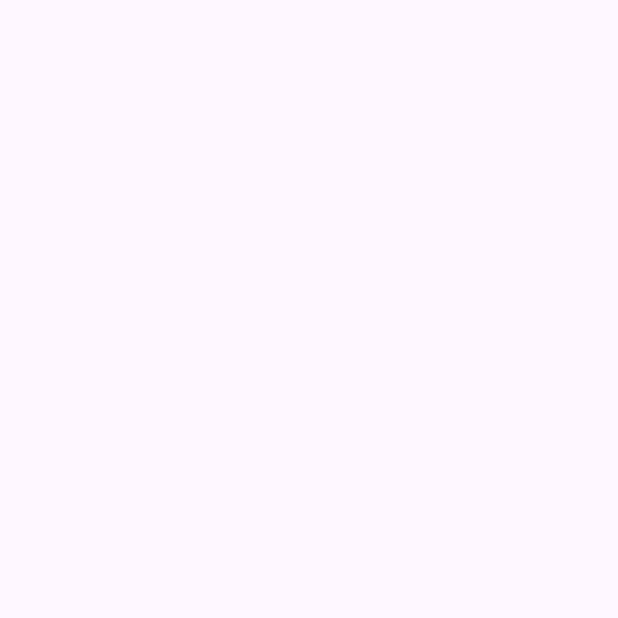
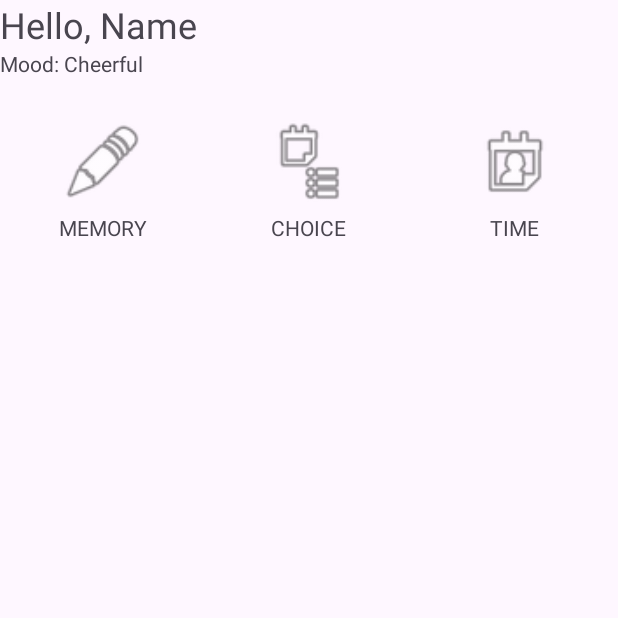
Before and after one commit to fttmmz/NotPhone-, an Android app: the HomeActivity screen opened directly, with no data from a screen before it, on a phone screen of 412 x 824 dp, the top half of it. Before the commit the part shown is empty. Run offline under Robolectric (Android 15) with nearby library versions, the phone set to English and light mode, and no system bars.

Commit message:
Setup saves choices, MoodManager, ChaosSettings, Home grid"

```diff
--- /dev/null
+++ b/app/src/main/java/com/example/notphone/logic/MoodManager.java
@@ -0,0 +1,26 @@
+package com.example.notphone.logic;
+
+import android.content.Context;
+import android.content.SharedPreferences;
+import com.example.notphone.R;
+public final class MoodManager {
+    public static final int CHEERFUL = 0, GRUMPY = 1, SLEEPY = 2, CHAOTIC = 3;
+    private static final String PREFS = "notphone";
+    private static final String KEY_MOOD = "mood";
+    private MoodManager() {}
+
+    private static SharedPreferences prefs(Context c) {
+        return c.getSharedPreferences(PREFS, Context.MODE_PRIVATE);
+    }
+    public static int getMood(Context c) { return prefs(c).getInt(KEY_MOOD, CHEERFUL); }
+    public static void setMood(Context c, int mood) { prefs(c).edit().putInt(KEY_MOOD, mood).apply(); }
+
+    // B and C will call these when things happen in their apps
+    public static void onTaskPostponed(Context c) { setMood(c, GRUMPY); }
+    public static void onTaskCompleted(Context c) { setMood(c, CHEERFUL); }
+    public static void onParadox(Context c)       { setMood(c, CHAOTIC); }
+
+    public static String getName(Context c) {
+        return c.getResources().getStringArray(R.array.system_moods)[getMood(c)];
+    }
+}
--- /dev/null
+++ b/app/src/main/java/com/example/notphone/ui/system/AppEntry.java
@@ -0,0 +1,11 @@
+package com.example.notphone.ui.system;
+
+public class AppEntry {
+    public final String label;
+    public final int iconRes;
+    public final Class<?> target;   // the screen to open, or null until it exists
+
+    public AppEntry(String label, int iconRes, Class<?> target) {
+        this.label = label; this.iconRes = iconRes; this.target = target;
+    }
+}
--- a/app/src/main/java/com/example/notphone/ui/system/HomeActivity.java
+++ b/app/src/main/java/com/example/notphone/ui/system/HomeActivity.java
@@ -1,6 +1,10 @@
 package com.example.notphone.ui.system;
 
+import android.content.Intent;
 import android.os.Bundle;
+import android.widget.GridView;
+import android.widget.TextView;
+import android.widget.Toast;
 
 import androidx.activity.EdgeToEdge;
 import androidx.appcompat.app.AppCompatActivity;
@@ -9,9 +13,13 @@ import androidx.core.view.ViewCompat;
 import androidx.core.view.WindowInsetsCompat;
 
 import com.example.notphone.R;
+import com.example.notphone.logic.MoodManager;
 
-public class HomeActivity extends AppCompatActivity {
+import java.util.ArrayList;
+import java.util.List;
 
+public class HomeActivity extends BaseActivity {
+    private TextView tvMood;
     @Override
     protected void onCreate(Bundle savedInstanceState) {
         super.onCreate(savedInstanceState);
@@ -22,5 +30,29 @@ public class HomeActivity extends AppCompatActivity {
             v.setPadding(systemBars.left, systemBars.top, systemBars.right, systemBars.bottom);
             return insets;
         });
+        String name = getSharedPreferences("notphone", MODE_PRIVATE).getString("username", "friend");
+        ((TextView) findViewById(R.id.tvGreeting)).setText(getString(R.string.system_greeting, name));
+        tvMood = findViewById(R.id.tvMood);
+        List<AppEntry> apps = new ArrayList<>();
+        apps.add(new AppEntry(getString(R.string.system_app_memory), android.R.drawable.ic_menu_edit, null));
+        apps.add(new AppEntry(getString(R.string.system_app_choice), android.R.drawable.ic_menu_agenda, null));
+        apps.add(new AppEntry(getString(R.string.system_app_time), android.R.drawable.ic_menu_my_calendar, null));
+
+        GridView grid = findViewById(R.id.gvApps);
+        grid.setAdapter(new IconAdapter(this, apps));
+        grid.setOnItemClickListener((parent, view, position, id) -> {
+            AppEntry app = apps.get(position);
+            if (app.target == null) {
+                Toast.makeText(this, R.string.system_coming_soon, Toast.LENGTH_SHORT).show();
+            } else {
+                startActivity(new Intent(this, app.target));
+            }
+        });
+
+    }
+    @Override
+    protected void onResume() {
+        super.onResume();
+        tvMood.setText(getString(R.string.system_mood_label, MoodManager.getName(this)));
     }
 }
--- /dev/null
+++ b/app/src/main/java/com/example/notphone/ui/system/IconAdapter.java
@@ -0,0 +1,45 @@
+package com.example.notphone.ui.system;
+
+import android.content.Context;
+import android.view.LayoutInflater;
+import android.view.View;
+import android.view.ViewGroup;
+import android.widget.BaseAdapter;
+import android.widget.ImageView;
+import android.widget.TextView;
+
+import com.example.notphone.R;
+
+import java.util.List;
+
+public class IconAdapter extends BaseAdapter {
+    private final Context context;
+    private final List<AppEntry> apps;
+
+    public IconAdapter(Context context, List<AppEntry> apps) {
+        this.context = context; this.apps = apps;
+    }
+    @Override public int getCount() { return apps.size(); }
+    @Override public AppEntry getItem(int position) { return apps.get(position); }
+    @Override public long getItemId(int position) { return position; }
+
+    @Override
+    public View getView(int position, View convertView, ViewGroup parent) {
+        ViewHolder h;
+        if (convertView == null) {                       // no recycled view: build one
+            convertView = LayoutInflater.from(context).inflate(R.layout.item_app, parent, false);
+            h = new ViewHolder();
+            h.icon = convertView.findViewById(R.id.ivIcon);
+            h.label = convertView.findViewById(R.id.tvLabel);
+            convertView.setTag(h);                       // remember the lookups
+        } else {                                         // recycled view: reuse it
+            h = (ViewHolder) convertView.getTag();
+        }
+        AppEntry app = getItem(position);
+        h.icon.setImageResource(app.iconRes);
+        h.label.setText(app.label);
+        return convertView;
+    }
+
+    private static class ViewHolder { ImageView icon; TextView label; }
+}
--- a/app/src/main/res/layout/activity_home.xml
+++ b/app/src/main/res/layout/activity_home.xml
@@ -1,10 +1,10 @@
-<?xml version="1.0" encoding="utf-8"?>
-<androidx.constraintlayout.widget.ConstraintLayout xmlns:android="http://schemas.android.com/apk/res/android"
-    xmlns:app="http://schemas.android.com/apk/res-auto"
-    xmlns:tools="http://schemas.android.com/tools"
-    android:id="@+id/main"
-    android:layout_width="match_parent"
-    android:layout_height="match_parent"
-    tools:context=".ui.system.HomeActivity">
-
-</androidx.constraintlayout.widget.ConstraintLayout>
+<LinearLayout xmlns:android="http://schemas.android.com/apk/res/android"
+    android:id="@+id/main" android:layout_width="match_parent" android:layout_height="match_parent"
+    android:orientation="vertical" android:padding="16dp">
+    <TextView android:id="@+id/tvGreeting" android:layout_width="wrap_content"
+        android:layout_height="wrap_content" android:textSize="24sp"/>
+    <TextView android:id="@+id/tvMood" android:layout_width="wrap_content"
+        android:layout_height="wrap_content" android:layout_marginBottom="16dp"/>
+    <GridView android:id="@+id/gvApps" android:layout_width="match_parent"
+        android:layout_height="0dp" android:layout_weight="1" android:numColumns="3"/>
+</LinearLayout>
--- a/app/src/main/res/layout/activity_setup.xml
+++ b/app/src/main/res/layout/activity_setup.xml
@@ -28,13 +28,15 @@
                     android:id="@+id/rbNokia"
                     android:layout_width="match_parent"
                     android:layout_height="wrap_content"
-                    android:text="Nokia" />
+                    android:text="Nokia"
+                    />
 
                 <RadioButton
                     android:id="@+id/rbAndroid"
                     android:layout_width="match_parent"
                     android:layout_height="wrap_content"
-                    android:text="Android" />
+                    android:text="Android"
+                    android:checked="true"/>
 
             </RadioGroup>
 
--- /dev/null
+++ b/app/src/main/res/layout/item_app.xml
@@ -0,0 +1,8 @@
+<?xml version="1.0" encoding="utf-8"?>
+<LinearLayout xmlns:android="http://schemas.android.com/apk/res/android"
+    android:layout_width="match_parent" android:layout_height="wrap_content"
+    android:orientation="vertical" android:gravity="center" android:padding="12dp">
+    <ImageView android:id="@+id/ivIcon" android:layout_width="56dp" android:layout_height="56dp"/>
+    <TextView android:id="@+id/tvLabel" android:layout_width="wrap_content"
+        android:layout_height="wrap_content" android:layout_marginTop="6dp"/>
+</LinearLayout>
--- a/app/src/main/res/values/strings.xml
+++ b/app/src/main/res/values/strings.xml
@@ -4,5 +4,10 @@
         <item>Cheerful</item><item>Grumpy</item><item>Sleepy</item><item>Chaotic</item>
     </string-array>
     <string name="system_error_no_name">A phone with no owner? Bold. Type a name.</string>
-
+    <string name="system_greeting">Hello, %1$s</string>
+    <string name="system_mood_label">Mood: %1$s</string>
+    <string name="system_app_memory">MEMORY</string>
+    <string name="system_app_choice">CHOICE</string>
+    <string name="system_app_time">TIME</string>
+    <string name="system_coming_soon">Not built yet</string>
 </resources>
```
Also changed, not shown: app/src/main/java/com/example/notphone/logic/ChaosSettings.java (added, +18 -0 lines), app/src/main/java/com/example/notphone/ui/system/SetupActivity.java (+16 -1 lines).
